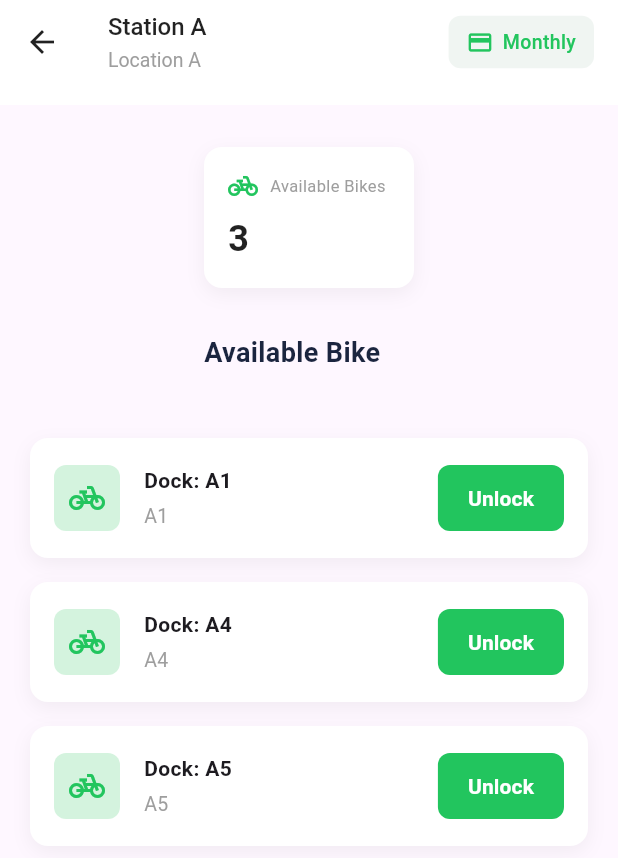
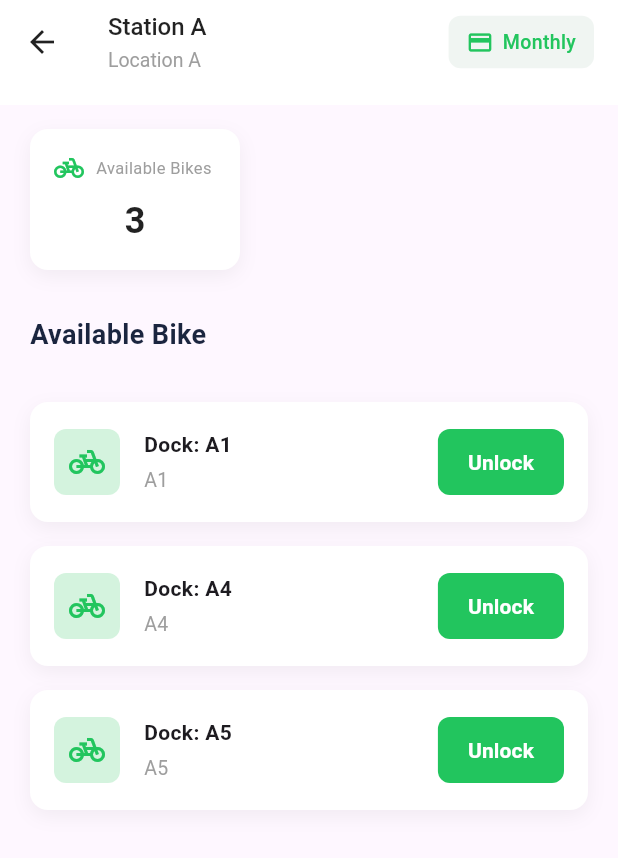
Before and after one commit to Povpanha28/khmerbike, a Flutter app: the screen it shows after launch, on a phone screen of 412 x 824 dp. Shown: the top 858 px of the screen. Run offline on Flutter 3.47's test engine with Material 3 defaults, Android fonts, the phone set to English and light mode, and no system bars; our stand-ins replace geocoding, google_maps_flutter.

Commit message:
refactor sum_avail_bike

```diff
--- a/lib/ui/screens/station/widgets/station_content.dart
+++ b/lib/ui/screens/station/widgets/station_content.dart
@@ -3,6 +3,7 @@ import 'package:khmerbike/data/repository/station/station_reposity_mock.dart';
 import 'package:khmerbike/models/dock.dart';
 import 'package:khmerbike/ui/screens/station/widgets/appbar.dart';
 import 'package:khmerbike/ui/screens/station/widgets/dockCard_tile.dart';
+import 'package:khmerbike/ui/screens/station/widgets/sum_avail_bike.dart';
 import 'package:khmerbike/ui/screens/station/view_model/station_view_model.dart';
 import 'package:provider/provider.dart';
 
@@ -43,65 +44,19 @@ class StationDetailPage extends StatelessWidget {
               onBackPressed: () {},
             ),
             body: Column(
+              crossAxisAlignment: CrossAxisAlignment.start,
               children: [
+
                 Padding(
-                  padding: const EdgeInsets.all(8.0),
-                  child: SingleChildScrollView(
-                    padding: const EdgeInsets.all(20.0),
+                  padding: const EdgeInsets.symmetric(horizontal: 20.0, vertical: 16.0),
                   child: Column(
                     crossAxisAlignment: CrossAxisAlignment.start,
                     children: [
-                        Container(
-                          padding: const EdgeInsets.all(16),
-                          width: 140,
-                          decoration: BoxDecoration(
-                            color: Colors.white,
-                            borderRadius: BorderRadius.circular(12),
-                            boxShadow: [
-                              BoxShadow(
-                                color: Colors.black.withOpacity(0.05),
-                                blurRadius: 10,
-                                offset: const Offset(0, 4),
-                              ),
-                            ],
-                          ),
-                          child: Column(
-                            crossAxisAlignment: CrossAxisAlignment.start,
-                            children: [
-                              Row(
-                                children: const [
-                                  Icon(
-                                    Icons.pedal_bike,
-                                    color: Color(0xFF22C55E),
-                                    size: 20,
-                                  ),
-                                  SizedBox(width: 8),
-                                  Text(
-                                    'Available Bikes',
-                                    style: TextStyle(
-                                      color: Colors.grey,
-                                      fontSize: 11,
-                                    ),
-                                  ),
-                                ],
-                              ),
-                              const SizedBox(height: 8),
-                              Text(
-                                '${availableDocks.length}',
-                                style: const TextStyle(
-                                  fontSize: 24,
-                                  fontWeight: FontWeight.bold,
-                                  color: Colors.black87,
-                                ),
-                              ),
-                            ],
-                          ),
-                        ),
+                      SumAvailBike(count: availableDocks.length),
                       const SizedBox(height: 30),
                       _availableTitle(),
                       const SizedBox(height: 16),
                     ],
-                    ),
                   ),
                 ),
                 Expanded(
--- a/lib/ui/screens/station/widgets/total_avail_bike.dart
+++ b/lib/ui/screens/station/widgets/sum_avail_bike.dart
@@ -1,9 +1,12 @@
 import 'package:flutter/material.dart';
 
-class TotalAvailBike extends StatelessWidget {
+class SumAvailBike extends StatelessWidget {
   final int count;
 
-  const TotalAvailBike({Key? key, required this.count}) : super(key: key);
+  const SumAvailBike({
+    Key? key,
+    required this.count,
+  }) : super(key: key);
 
   @override
   Widget build(BuildContext context) {
@@ -22,15 +25,22 @@ class TotalAvailBike extends StatelessWidget {
         ],
       ),
       child: Column(
-        crossAxisAlignment: CrossAxisAlignment.start,
+        crossAxisAlignment: CrossAxisAlignment.center,
         children: [
           Row(
             children: const [
-              Icon(Icons.pedal_bike, color: Color(0xFF22C55E), size: 20),
+              Icon(
+                Icons.pedal_bike,
+                color: Color(0xFF22C55E),
+                size: 20,
+              ),
               SizedBox(width: 8),
               Text(
                 'Available Bikes',
-                style: TextStyle(color: Colors.grey, fontSize: 11),
+                style: TextStyle(
+                  color: Colors.grey,
+                  fontSize: 11,
+                ),
               ),
             ],
           ),
```
Lines whose indentation alone changed are shown as unchanged.
